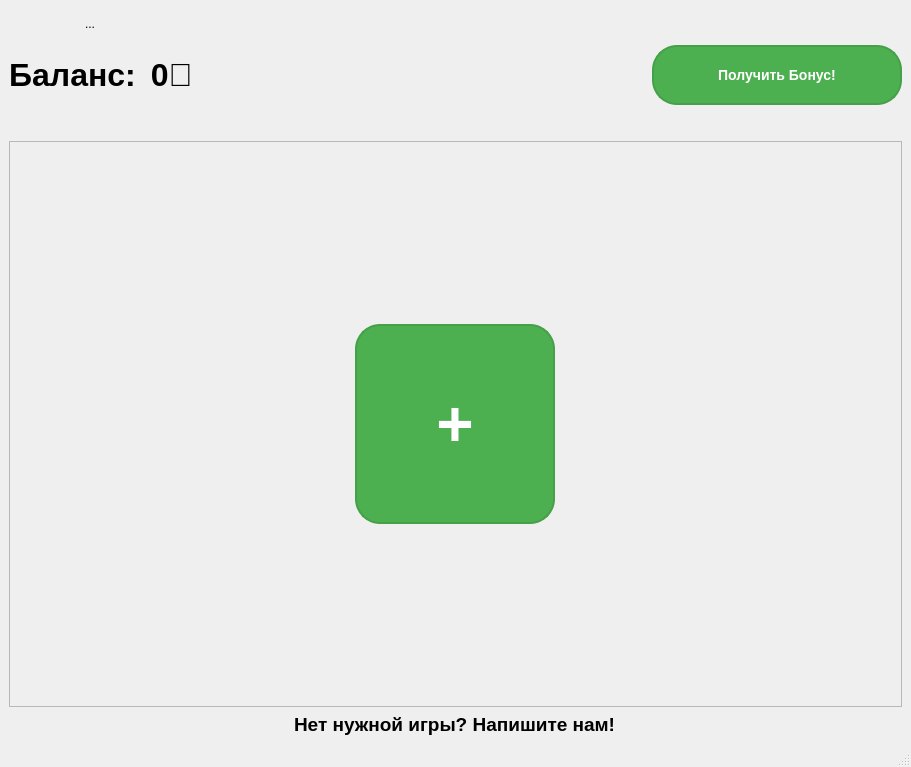
The window that mainwindow.ui (XooWI/SlashGames) describes before a commit, drawn with Qt 5.
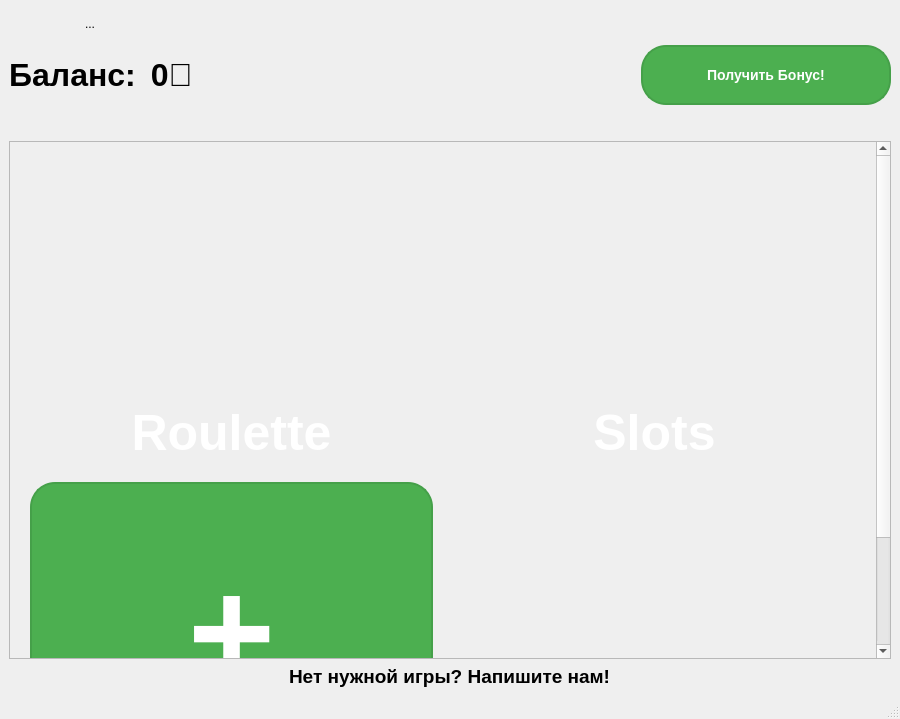
The same window after the commit. Icons and pictures are not drawn.

Commit message:
Implemented saving of the application theme, added game buttons
Changed theme changing mechanism, added pre-installed games buttons, improved authorization window design

What changed in the file:
```diff
--- a/mainwindow.ui
+++ b/mainwindow.ui
@@ -6,8 +6,8 @@
    <rect>
     <x>0</x>
     <y>0</y>
-    <width>911</width>
-    <height>767</height>
+    <width>900</width>
+    <height>719</height>
    </rect>
   </property>
   <property name="sizePolicy">
@@ -18,8 +18,8 @@
   </property>
   <property name="minimumSize">
    <size>
-    <width>700</width>
-    <height>500</height>
+    <width>900</width>
+    <height>550</height>
    </size>
   </property>
   <property name="cursor">
@@ -198,8 +198,8 @@
         <rect>
          <x>0</x>
          <y>0</y>
-         <width>889</width>
-         <height>509</height>
+         <width>860</width>
+         <height>660</height>
         </rect>
        </property>
        <layout class="QGridLayout" name="gamesGridLayout">
@@ -219,22 +219,60 @@
          <number>20</number>
         </property>
         <item row="0" column="0">
+         <widget class="QPushButton" name="rouletteButton">
+          <property name="minimumSize">
+           <size>
+            <width>400</width>
+            <height>300</height>
+           </size>
+          </property>
+          <property name="maximumSize">
+           <size>
+            <width>800</width>
+            <height>300</height>
+           </size>
+          </property>
+          <property name="styleSheet">
+           <string notr="true">QPushButton {
+    background-image: url(:/resources/roulette.png);
+    background-position: center;     
+    border-radius: 25px;
+color: white; 
+font-size: 50px; 
+font-weight: bold; 
+padding-top: 240px
+}
+
+QPushButton:hover { 
+    background-image: url(:/resources/roulette_hover.png);   
+}
+
+QPushButton:pressed { 
+    background-image: url(:/resources/roulette_hover.png);  
+ }</string>
+          </property>
+          <property name="text">
+           <string>Roulette</string>
+          </property>
+         </widget>
+        </item>
+        <item row="1" column="0">
          <widget class="QPushButton" name="addGameButton">
           <property name="minimumSize">
            <size>
-            <width>200</width>
-            <height>200</height>
+            <width>400</width>
+            <height>300</height>
            </size>
           </property>
           <property name="maximumSize">
            <size>
-            <width>200</width>
-            <height>200</height>
+            <width>800</width>
+            <height>300</height>
            </size>
           </property>
           <property name="font">
            <font>
-            <pointsize>48</pointsize>
+            <pointsize>-1</pointsize>
             <weight>75</weight>
             <bold>true</bold>
            </font>
@@ -243,7 +281,8 @@
            <string>In development...</string>
           </property>
           <property name="styleSheet">
-           <string notr="true">QPushButton { background-color: #4CAF50; color: #ffffff; border: 2px solid #45a049; border-radius: 25px; }
+           <string notr="true">QPushButton { background-color: #4CAF50; font-size: 150px; 
+font-weight: bold; color: #ffffff; border: 2px solid #45a049; border-radius: 25px; }
 QPushButton:hover { background-color: #45a049; }
 QPushButton:pressed { background-color: #3d8b40; }</string>
           </property>
@@ -252,6 +291,44 @@
           </property>
          </widget>
         </item>
+        <item row="0" column="1">
+         <widget class="QPushButton" name="slotsButton">
+          <property name="minimumSize">
+           <size>
+            <width>400</width>
+            <height>300</height>
+           </size>
+          </property>
+          <property name="maximumSize">
+           <size>
+            <width>800</width>
+            <height>300</height>
+           </size>
+          </property>
+          <property name="styleSheet">
+           <string notr="true">QPushButton {
+    background-image: url(:/resources/slots.png);
+    background-position: center;     
+    border-radius: 25px;
+color: white; 
+font-size: 50px; 
+font-weight: bold; 
+padding-top: 240px
+}
+
+QPushButton:hover { 
+    background-image: url(:/resources/slots_hover.png);   
+}
+
+QPushButton:pressed { 
+    background-image: url(:/resources/slots_hover.png);  
+ }</string>
+          </property>
+          <property name="text">
+           <string>Slots</string>
+          </property>
+         </widget>
+        </item>
        </layout>
       </widget>
      </widget>
```
Left out of the diff: 26 changed lines with no effect on the pictures. The commit also changes 13 other files.
